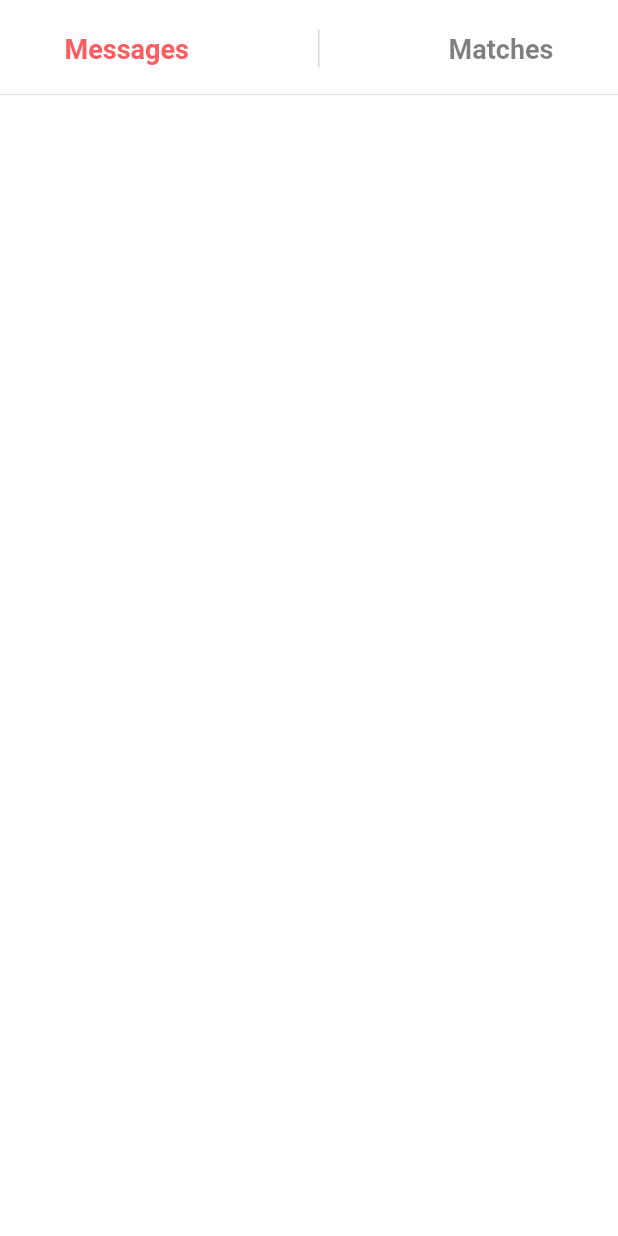
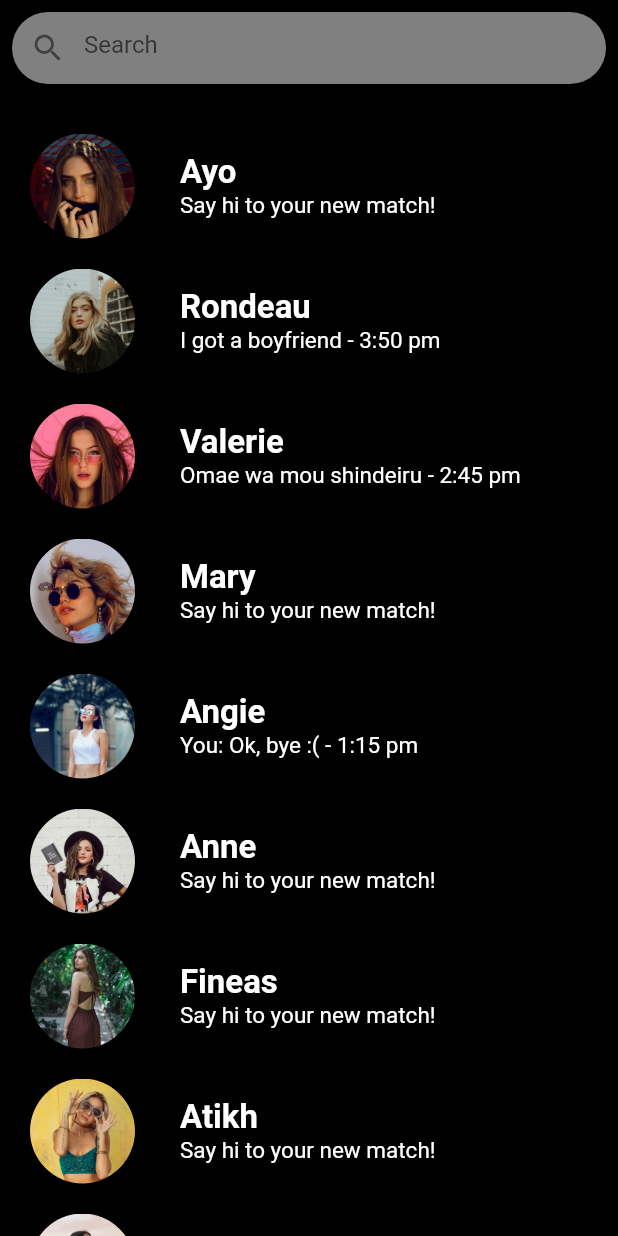
Before and after one commit to bingis-khan/christer, a Flutter app: the ChatPage screen opened directly, on a phone screen of 412 x 824 dp. Run offline on Flutter 3.47's test engine with Material 2 defaults, Android fonts, the light colour scheme and no system bars; our stand-ins replace flutter_svg, swipe_cards.

Commit message:
Create basic chats view

```diff
--- a/christer/lib/data/chats_json.dart
+++ b/christer/lib/data/chats_json.dart
@@ -3,62 +3,101 @@ const List chats_json = [
   {
     "img": "assets/images/girls/img_1.jpeg",
     "name": "Ayo",
-    "online": true,
-    "story": true,
+    "messages": [],
   },
   {
     "img": "assets/images/girls/img_2.jpeg",
     "name": "Rondeau",
-    "online": true,
-    "story": false,
+    "messages": [
+      {
+        "isYours": true,
+        "msg": "Hello, how are you? :)",
+        "created_at": "1:12 pm"
+      },
+      {
+        "isYours": true,
+        "msg": "Hello?",
+        "created_at": "3:45 pm"
+      },
+      {
+        "isYours": false,
+        "msg": "I got a boyfriend",
+        "created_at": "3:50 pm"
+      },
+    ],
   },
   {
     "img": "assets/images/girls/img_3.jpeg",
     "name": "Valerie",
-    "online": true,
-    "story": true,
+    "messages": [
+      {
+        "isYours": true,
+        "msg": "Hi, how's your day? :)",
+        "created_at": "2:13 pm"
+      },
+      {
+        "isYours": false,
+        "msg": "Omae wa mou shindeiru",
+        "created_at": "2:45 pm"
+      },
+    ],
   },
   {
     "img": "assets/images/girls/img_4.jpeg",
     "name": "Mary",
-    "online": false,
-    "story": false,
+    "messages": [],
   },
   {
     "img": "assets/images/girls/img_5.jpeg",
     "name": "Angie",
-    "online": true,
-    "story": true,
+    "messages": [
+      {
+        "isYours": false,
+        "msg": "DO NOT EVER DARE WRITE TO ME",
+        "created_at": "1:12 pm"
+      },
+      {
+        "isYours": true,
+        "msg": "Ok, bye :(",
+        "created_at": "1:15 pm"
+      },
+    ],
   },
   {
     "img": "assets/images/girls/img_6.jpeg",
     "name": "Anne",
-    "online": false,
-    "story": true,
+    "messages": [],
   },
   {
     "img": "assets/images/girls/img_7.jpeg",
     "name": "Fineas",
-    "online": true,
-    "story": false,
+    "messages": [],
   },
   {
     "img": "assets/images/girls/img_8.jpeg",
     "name": "Atikh",
-    "online": true,
-    "story": true,
+    "messages": [],
   },
   {
     "img": "assets/images/girls/img_9.jpeg",
     "name": "Campbell",
-    "online": false,
-    "story": true,
+    "messages": [],
   },
   {
     "img": "assets/images/girls/img_10.jpeg",
     "name": "Maya",
-    "online": false,
-    "story": true,
+    "messages": [
+      {
+        "isYours": true,
+        "msg": "Hello, how are you? :)",
+        "created_at": "2:34 pm"
+      },
+      {
+        "isYours": false,
+        "msg": "[USER BLOCKED YOU]",
+        "created_at": "2:35 pm"
+      },
+    ],
   },
 ];
 
--- a/christer/lib/pages/chat_page.dart
+++ b/christer/lib/pages/chat_page.dart
@@ -1,8 +1,6 @@
-//import 'dart:html';
-
-//import 'package:flutter/cupertino.dart';
 import 'package:flutter/material.dart';
 import 'package:christer/theme/colors.dart';
+import 'package:christer/data/chats_json.dart';
 
 class ChatPage extends StatefulWidget {
   @override
@@ -13,7 +11,7 @@ class _ChatPageState extends State<ChatPage> {
   @override
   Widget build(BuildContext context){
     return Scaffold(
-      backgroundColor: white,
+      backgroundColor: black,
       body: getBody(),
     );
   }
@@ -22,36 +20,85 @@ class _ChatPageState extends State<ChatPage> {
     return ListView(
       children: [
         Padding(
-          padding: EdgeInsets.only(top: 20),
-          child: Row(
-            mainAxisAlignment: MainAxisAlignment.spaceAround,
-            children: [
-              Text(
-                "Messages",
-                style: TextStyle(fontSize: 18, fontWeight: FontWeight.bold, color: primary)
-              ),
-              Container(
-                height: 25,
-                width: 1,
-                decoration: BoxDecoration(
-                  color: black.withOpacity(0.15),
-                ),
-              ),
-              Text(
-                "Matches",
-                style: TextStyle(fontSize: 18, fontWeight: FontWeight.bold, color: black.withOpacity(0.5))
-              ),
-            ],
+          padding: const EdgeInsets.all(8),
+          child: Container(
+            height: 48,
+            decoration: BoxDecoration(
+                color: white.withOpacity(0.5),
+                borderRadius: BorderRadius.circular(24)),
+            child: TextField(
+              cursorColor: black.withOpacity(0.5),
+              decoration: InputDecoration(
+                  border: InputBorder.none,
+                  prefixIcon: Icon(
+                    Icons.search,
+                    color: black.withOpacity(0.5),
+                  ),
+                  hintText: "Search"),
+            ),
           ),
         ),
         SizedBox(
-          height: 10,
+          height: 5,
         ),
-        Divider(
-          thickness: 0.8,
-        ),
-        Container(
-          height: 38,
+        Padding(
+          padding: const EdgeInsets.all(10),
+          child: Column(
+            children: List.generate(chats_json.length, (index) {
+              return Padding(
+                padding: EdgeInsets.all(10),
+                child: Row(
+                  children: [
+                    Container(
+                      width: 70,
+                      height: 70,
+                      decoration: BoxDecoration(
+                        shape: BoxShape.circle,
+                        image: DecorationImage(
+                          image: AssetImage(chats_json[index]['img']),
+                          fit: BoxFit.cover,
+                        )
+                      ),
+                    ),
+                    SizedBox(
+                      width: 20,
+                    ),
+                    Padding(
+                      padding: EdgeInsets.all(10),
+                      child: Column(
+                        crossAxisAlignment: CrossAxisAlignment.start,
+                        children: [
+                          Text(chats_json[index]['name'],
+                            style: const TextStyle(
+                              fontSize: 22,
+                              color: white,
+                              fontWeight: FontWeight.bold,
+                            ),
+                          ),
+
+                          Text(chats_json[index]['messages'].length > 0 ?
+                          (
+                            (chats_json[index]['messages'][chats_json[index]['messages'].length - 1]['isYours'] ? 'You: ' : '') +
+                            chats_json[index]['messages'][chats_json[index]['messages'].length - 1]['msg'] + ' - ' +
+                            chats_json[index]['messages'][chats_json[index]['messages'].length - 1]['created_at']
+                          ) :
+                          "Say hi to your new match!",
+                            style: const TextStyle(
+                              fontSize: 15,
+                              color: white,
+                            ),
+                          ),
+
+                        ],
+                      ),
+                    ),
+
+                  ],
+                ),
+              );
+            }
+            ),
+          ),
         ),
       ],
     );
--- a/christer/lib/pages/root_app.dart
+++ b/christer/lib/pages/root_app.dart
@@ -54,7 +54,7 @@ class _RootAppState extends State<RootApp> {
         return IndexedStack(
             index: pageIndex,
             children: [
-                ExplorePage(),
+                ChatPage(), //tmp
                 ChatPage(),
                 ExplorePage(),
             ],
```
